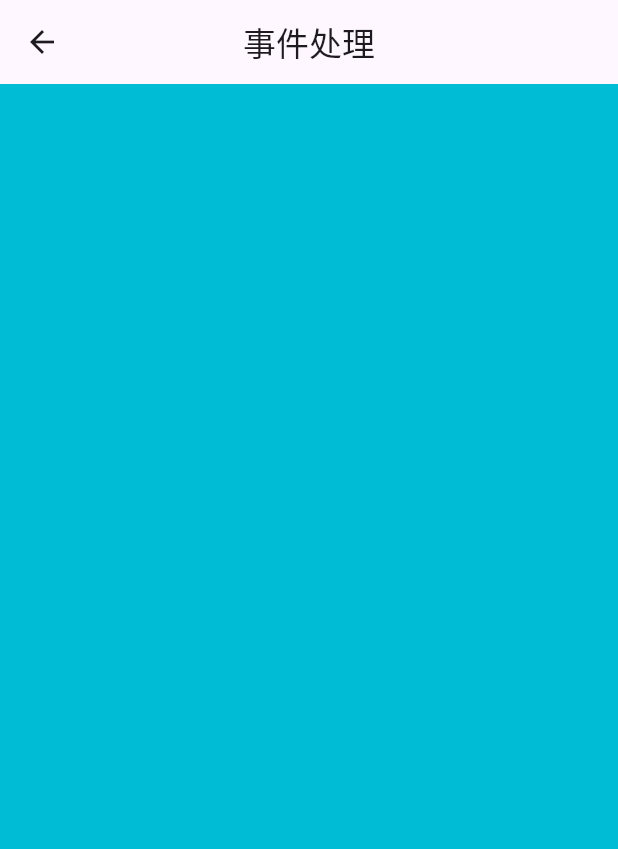
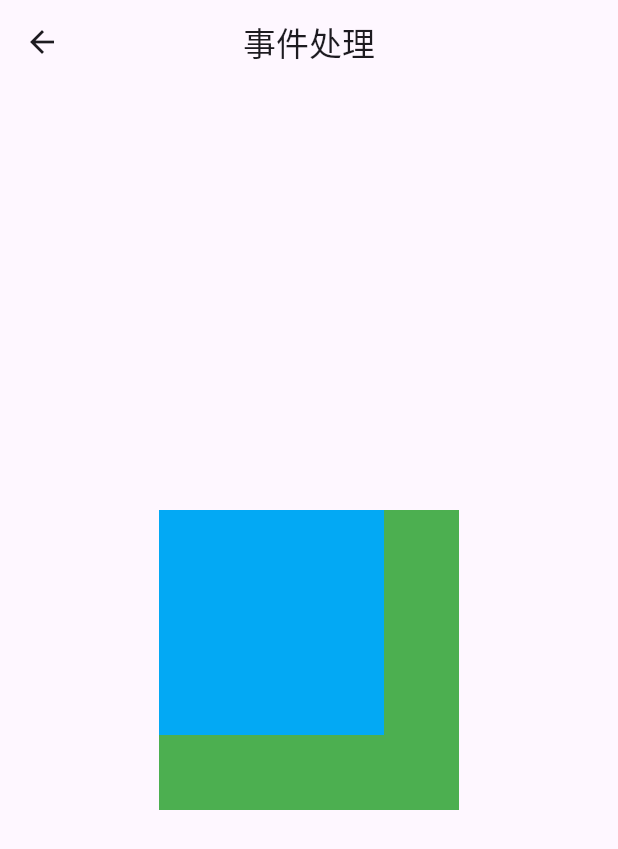
Before and after one commit to zuozuozuo-cz/study_flutter, a Flutter app: the PointerEventPage screen opened by its route, on a phone screen of 412 x 824 dp. Shown: the top 849 px of the screen. Run offline on Flutter 3.47's test engine with Material 3 defaults, Android fonts, the phone set to English and light mode, and no system bars; our stand-ins replace dio, get, logger; generated files the repository leaves out were written again.

Commit message:
事件指针

```diff
--- a/lib/ui/page/understanding/pointer_event/pointer_event_page.dart
+++ b/lib/ui/page/understanding/pointer_event/pointer_event_page.dart
@@ -1,5 +1,14 @@
 import 'package:flutter/cupertino.dart';
 import 'package:flutter/material.dart';
+import 'package:study_flutter/widget/pointer_event/drag_demo_widget.dart';
+import 'package:study_flutter/widget/pointer_event/ignore_pointer_event_demo_widget.dart';
+import 'package:study_flutter/widget/pointer_event/listener_demo_widget.dart';
+import 'package:study_flutter/widget/pointer_event/pointer_down_listener.dart';
+import 'package:study_flutter/widget/pointer_event/water_mask_test_widget.dart';
+
+import '../../../../widget/pointer_event/gesture_detector_demo_widget.dart';
+import '../../../../widget/pointer_event/gesture_detector_zoom_widget.dart';
+import '../../../../widget/pointer_event/gesture_recognizer_widget.dart';
 
 class PointerEventPage extends StatefulWidget {
   const PointerEventPage({super.key});
@@ -9,13 +18,59 @@ class PointerEventPage extends StatefulWidget {
 }
 
 class _PointerEventPageState extends State<PointerEventPage> {
+  String _text = '啊啊啊';
+
   @override
   Widget build(BuildContext context) {
     return Scaffold(
-      appBar: AppBar(title: Text('事件处理'),centerTitle: true,),
-      body: Container(
-        color: Colors.cyan,
+      appBar: AppBar(
+        title: Text('事件处理'),
+        centerTitle: true,
       ),
+      body: Center(child: WaterMaskTestWidget()),
+
+      /// Listener 事件指针监听
+      //body: Center(child: ListenerDemoWidget())
+      /// 屏蔽 Listener 的事件指针的监听
+      // body: IgnorePointerEventDemoWidget(),
+      /// GestureDetector 监听 点击、双击、长按、
+      // body: GestureDetectorDemoWidget(),
+      /// GestureDetector 监听拖动等事件
+      //body: DragDemoWidget(),
+      /// GestureDetector 监听缩放事件
+      //body: GestureDetectorZoomWidget(),
+      /// 富文本点击变色
+      //body: GestureRecognizerWidget(),
+      // body: Center(
+      //   child: Column(
+      //     mainAxisAlignment: MainAxisAlignment.spaceEvenly,
+      //     children: [
+      //       Container(
+      //         color: Colors.deepOrange,
+      //         height: 200,
+      //         width: 200,
+      //         alignment: Alignment.center,
+      //         child: PointerDownListener(
+      //           child: Text('点击',
+      //               style: TextStyle(
+      //                 fontSize: 20,
+      //               )),
+      //           onPointerDown: (event) {
+      //             setState(() {
+      //               _text = '点击:${event.localPosition.distance}';
+      //             });
+      //           },
+      //         ),
+      //       ),
+      //       Text(
+      //         _text,
+      //         style: TextStyle(
+      //           fontSize: 20,
+      //         ),
+      //       )
+      //     ],
+      //   ),
+      // ),
     );
   }
 }
--- a/lib/ui/page/understanding/scroll/custom_scroll_page.dart
+++ b/lib/ui/page/understanding/scroll/custom_scroll_page.dart
@@ -1,7 +1,8 @@
 import 'package:flutter/cupertino.dart';
 import 'package:flutter/material.dart';
-import 'package:study_flutter/widget/tab2Widget.dart';
-import 'package:study_flutter/widget/tab1_widget.dart';
+import 'package:study_flutter/widget/complex/tab1_widget.dart';
+
+import '../../../../widget/complex/tab2Widget.dart';
 
 class CustomScrollPage extends StatefulWidget {
   CustomScrollPage({super.key});
--- /dev/null
+++ b/lib/widget/pointer_event/hit_test_blocker.dart
@@ -0,0 +1,56 @@
+import 'package:flutter/cupertino.dart';
+import 'package:flutter/rendering.dart';
+
+class HitTestBlocker extends SingleChildRenderObjectWidget {
+  final bool up;
+
+  /// up = true 时，hitTest 将会一直返回false
+  final bool down;
+
+  /// down = true 时，hitTest 将不会调用 hitTestChildren
+  final bool self;
+
+  HitTestBlocker({this.up = true, this.down = false, this.self = false, Key? key, Widget? child}) : super(key: key, child: child);
+
+  /// hitSelf 的返回值
+
+  @override
+  RenderObject createRenderObject(BuildContext context) {
+    return RenderHitTestBlocker(up: up, down: down, self: self);
+  }
+
+  @override
+  void updateRenderObject(BuildContext context, RenderHitTestBlocker renderObject) {
+    renderObject
+      ..up = up
+      ..down = down
+      ..self = self;
+  }
+}
+
+class RenderHitTestBlocker extends RenderProxyBox {
+  bool up;
+  bool down;
+  bool self;
+
+  RenderHitTestBlocker({this.up = true, this.down = true, this.self = true});
+
+  @override
+  bool hitTest(BoxHitTestResult result, {required Offset position}) {
+    bool hitTestDownResult = false;
+    if (!down) {
+      hitTestDownResult = hitTestChildren(result, position: position);
+    }
+
+    bool pass = hitTestSelf(position) || (hitTestDownResult && size.contains(position));
+
+    if (pass) {
+      result.add(BoxHitTestEntry(this, position));
+    }
+
+    return !up && pass;
+  }
+
+  @override
+  bool hitTestSelf(Offset position) => self;
+}
--- /dev/null
+++ b/lib/widget/pointer_event/pointer_down_listener.dart
@@ -0,0 +1,36 @@
+import 'package:flutter/cupertino.dart';
+import 'package:flutter/gestures.dart';
+import 'package:flutter/rendering.dart';
+
+class PointerDownListener extends SingleChildRenderObjectWidget {
+  final PointerDownEventListener? onPointerDown;
+
+  PointerDownListener({Key? key, this.onPointerDown, Widget? child}) : super(key: key, child: child);
+
+  @override
+  RenderObject createRenderObject(BuildContext context) {
+    return RenderPointerDownListener()..onPointerDown = onPointerDown;
+  }
+
+  @override
+  void updateRenderObject(BuildContext context, covariant RenderPointerDownListener renderObject) {
+    renderObject.onPointerDown = onPointerDown;
+  }
+}
+
+class RenderPointerDownListener extends RenderProxyBox {
+  PointerDownEventListener? onPointerDown;
+
+  @override
+  bool hitTestSelf(Offset position) {
+    return true; // 始终通过命中测试
+  }
+
+  @override
+  void handleEvent(PointerEvent event, covariant HitTestEntry<HitTestTarget> entry) {
+    // 事件分发时处理事件
+    if(event is PointerDownEvent){
+      onPointerDown?.call(event);
+    }
+  }
+}
--- /dev/null
+++ b/lib/widget/pointer_event/water_mask_test_widget.dart
@@ -0,0 +1,39 @@
+import 'package:flutter/cupertino.dart';
+import 'package:flutter/material.dart';
+import 'package:study_flutter/main.dart';
+import 'package:study_flutter/widget/pointer_event/hit_test_blocker.dart';
+
+class WaterMaskTestWidget extends StatelessWidget {
+  const WaterMaskTestWidget({super.key});
+
+  @override
+  Widget build(BuildContext context) {
+    return Stack(
+      children: [
+        wChild(1,Colors.green,200),
+        Container(
+          width: 150,
+          height: 150,
+          color: Colors.lightBlue,
+        )
+      ],
+    );
+    // return Stack(
+    //   children: [
+    //     HitTestBlocker(child: wChild(1, Colors.green, 300)),
+    //     HitTestBlocker(child: wChild(2, Colors.deepOrangeAccent, 100)),
+    //   ],
+    // );
+  }
+
+  Widget wChild(int index, Color color, double size) {
+    return Listener(
+      onPointerDown: (e)=> logger.d('wChild ----------> index = $index'),
+      child: Container(
+        width: size,
+        height: size,
+        color: color,
+      ),
+    );
+  }
+}
```
Also changed, not shown: lib/widget/pointer_event/drag_demo_widget.dart (added, +71 -0 lines), lib/widget/pointer_event/gesture_detector_demo_widget.dart (added, +46 -0 lines), lib/widget/pointer_event/gesture_detector_zoom_widget.dart (added, +30 -0 lines), lib/widget/pointer_event/gesture_recognizer_widget.dart (added, +41 -0 lines), lib/widget/pointer_event/ignore_pointer_event_demo_widget.dart (added, +72 -0 lines), lib/widget/pointer_event/listener_demo_widget.dart (added, +44 -0 lines), lib/widget/complex/tab1_widget.dart (renamed from lib/widget/tab1_widget.dart), lib/widget/complex/tab2Widget.dart (renamed from lib/widget/tab2Widget.dart).
